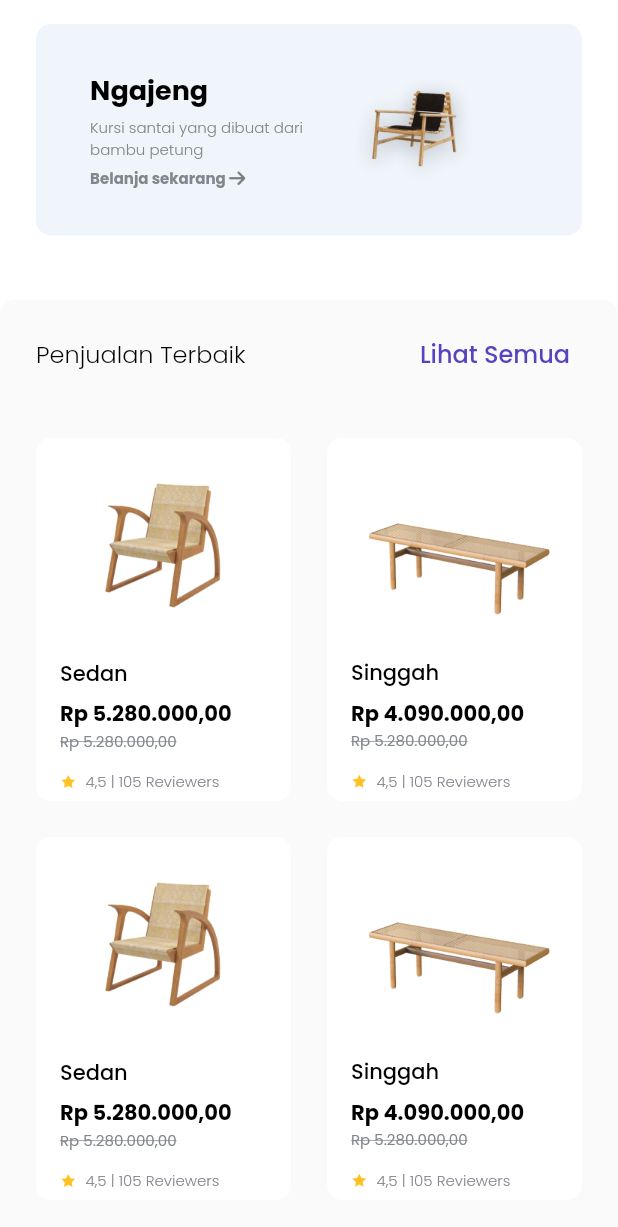
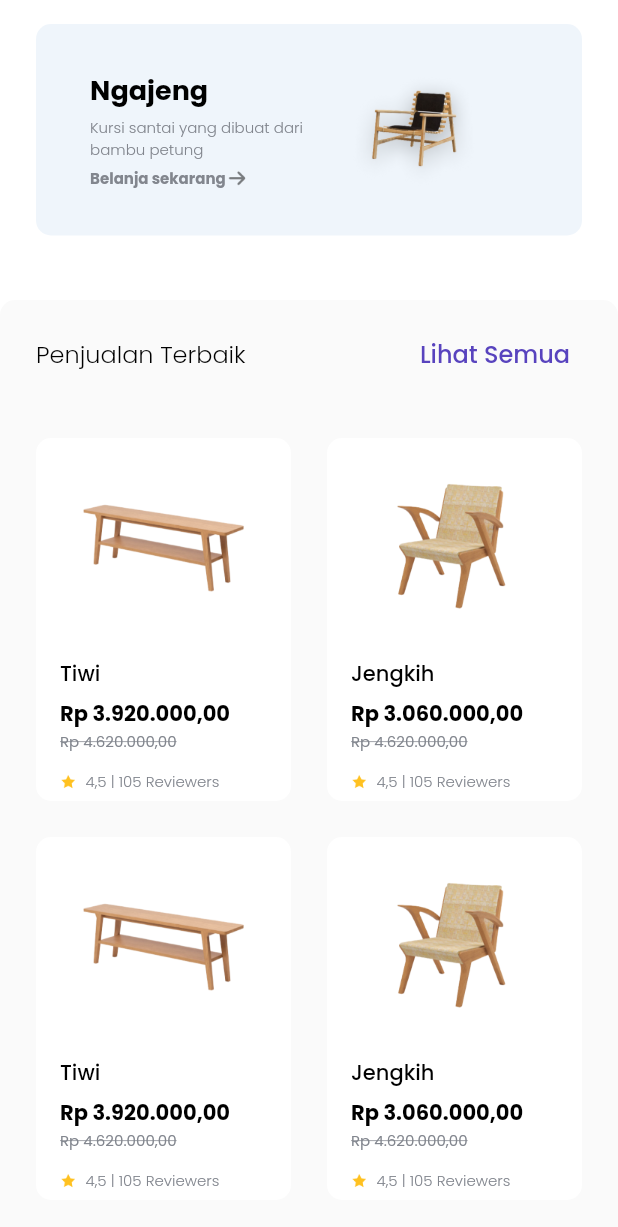
Before and after one commit to PrinceRidho/MyFlutterSubmission, a Flutter app: the HomePage screen opened directly, scrolled down 1140 dp, on a phone screen of 412 x 824 dp. Shown: the top 1227 px of the screen. Run offline on Flutter 3.47's test engine with Material 2 defaults, Android fonts, the phone set to English and light mode, and no system bars; our stand-ins replace google_fonts.

Commit message:
new file:   assets/icon_clock_grey.png 	new file:   assets/img_bestproduct1.png 	new file:   assets/img_bestproduct2.png 	new file:   assets/img_bestproduct3.png 	new file:   assets/img_bestproduct4.png 	new file:   assets/logo.png 	modified:   lib/pages/home_page.dart 	modified:   lib/pages/search_page.dart 	modified:   lib/widgets/bestproduct_card.dart 	modified:   pubspec.lock 	modified:   pubspec.yaml

```diff
--- a/lib/pages/home_page.dart
+++ b/lib/pages/home_page.dart
@@ -7,7 +7,6 @@ import 'package:nyari_1/theme.dart';
 import 'package:nyari_1/widgets/ads_card.dart';
 import 'package:nyari_1/widgets/bestproduct_card.dart';
 import 'package:nyari_1/widgets/category_card.dart';
-
 import '../widgets/superior_card.dart';
 
 class HomePage extends StatelessWidget {
--- a/lib/widgets/bestproduct_card.dart
+++ b/lib/widgets/bestproduct_card.dart
@@ -31,7 +31,7 @@ class BestProduct extends StatelessWidget {
               ),
               child: Column(
                 children: [
-                  Image.asset('assets/img_product1.png', width: 150),
+                  Image.asset('assets/img_bestproduct1.png', width: 150),
                   SizedBox(height: 6),
                   Padding(
                     padding: EdgeInsets.symmetric(horizontal: 16),
@@ -39,18 +39,18 @@ class BestProduct extends StatelessWidget {
                       crossAxisAlignment: CrossAxisAlignment.start,
                       children: [
                         Text(
-                          'Sedan',
+                          'Tiwi',
                           style: blackTextStyle,
                         ),
                         SizedBox(height: 6),
                         Text(
-                          'Rp 5.280.000,00',
+                          'Rp 3.920.000,00',
                           style: blackTextStyle.copyWith(
                               fontWeight: FontWeight.bold),
                         ),
                         Text.rich(
                           TextSpan(
-                            text: 'Rp 5.280.000,00',
+                            text: 'Rp 4.620.000,00',
                             style: greyTextStyle.copyWith(
                                 fontSize: 10,
                                 fontWeight: FontWeight.normal,
@@ -97,7 +97,7 @@ class BestProduct extends StatelessWidget {
               ),
               child: Column(
                 children: [
-                  Image.asset('assets/img_product2.png', width: 150),
+                  Image.asset('assets/img_bestproduct2.png', width: 150),
                   SizedBox(height: 6),
                   Padding(
                     padding: EdgeInsets.symmetric(horizontal: 16),
@@ -105,18 +105,18 @@ class BestProduct extends StatelessWidget {
                       crossAxisAlignment: CrossAxisAlignment.start,
                       children: [
                         Text(
-                          'Singgah',
+                          'Jengkih',
                           style: blackTextStyle,
                         ),
                         SizedBox(height: 6),
                         Text(
-                          'Rp 4.090.000,00',
+                          'Rp 3.060.000,00',
                           style: blackTextStyle.copyWith(
                               fontWeight: FontWeight.bold),
                         ),
                         Text.rich(
                           TextSpan(
-                            text: 'Rp 5.280.000,00',
+                            text: 'Rp 4.620.000,00',
                             style: greyTextStyle.copyWith(
                                 fontSize: 10,
                                 fontWeight: FontWeight.normal,
--- a/pubspec.yaml
+++ b/pubspec.yaml
@@ -35,6 +35,12 @@ dependencies:
   # Use with the CupertinoIcons class for iOS style icons.
   cupertino_icons: ^1.0.2
   google_fonts: ^2.0.0
+  flutter_launcher_icons: ^0.10.0
+
+flutter_icons:
+  android: "launcher_icon"
+  ios: true
+  image_path: "assets/logo.png"
 
 dev_dependencies:
   flutter_test:
```
Also changed, not shown: lib/pages/search_page.dart (+155 -5 lines), assets/icon_clock_grey.png (added), assets/img_bestproduct1.png (added), assets/img_bestproduct2.png (added), assets/img_bestproduct3.png (added), assets/img_bestproduct4.png (added), assets/logo.png (added), pubspec.lock.
